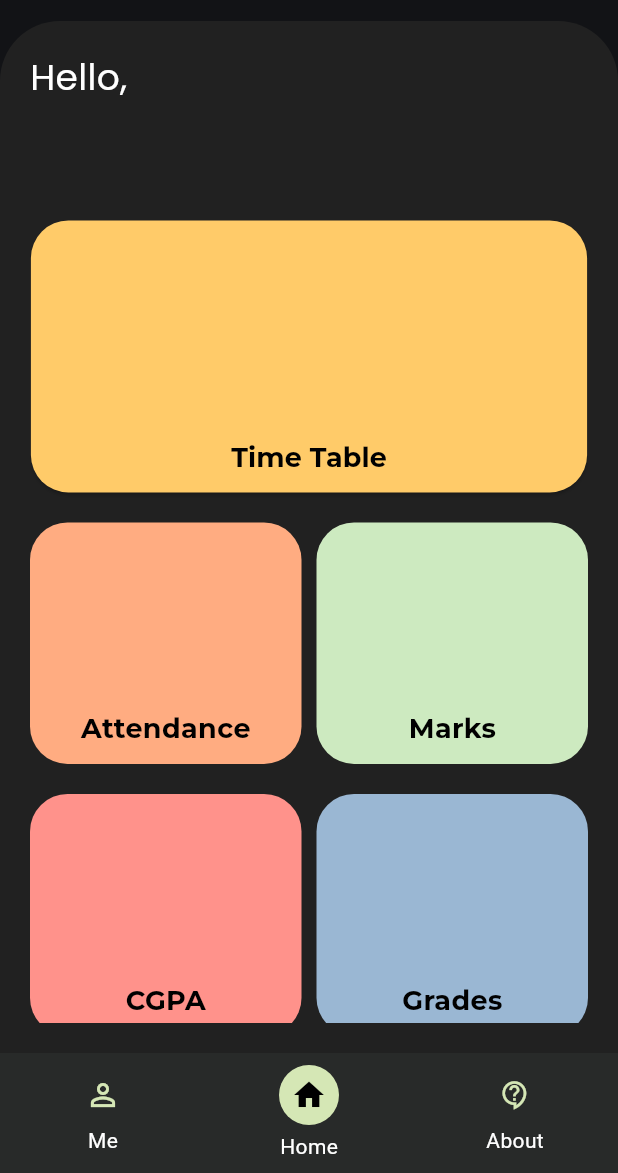
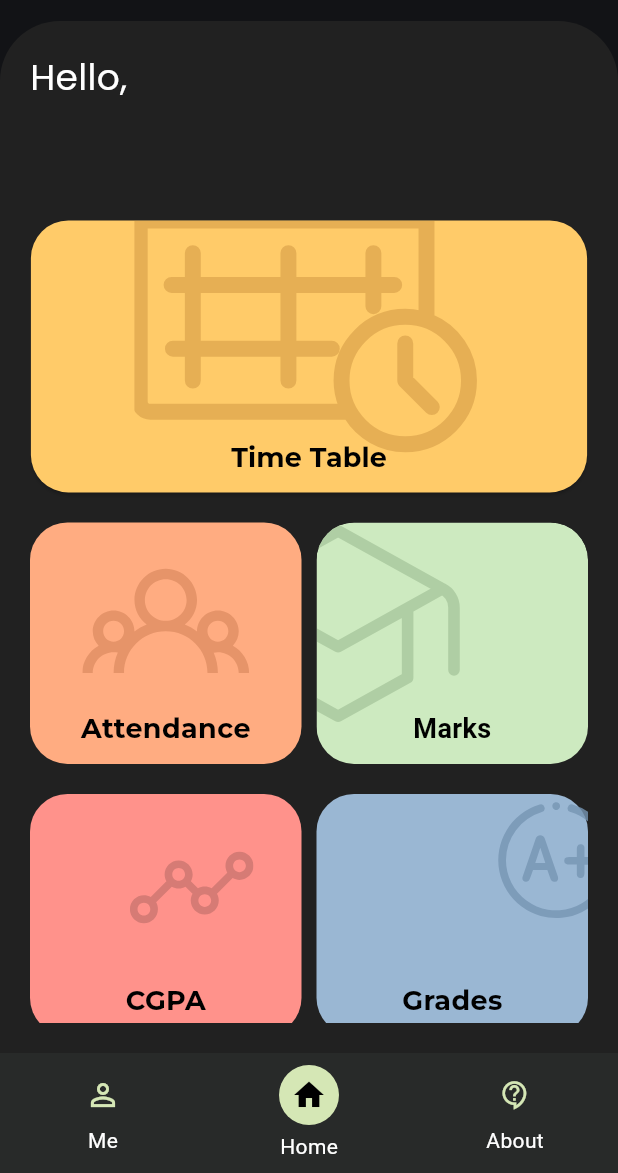
Before and after one commit to DK10WS/SLCM_APP, a Flutter app: the HomePage screen opened directly with empty values, on a phone screen of 412 x 824 dp, the part 63-1236 px from its top. Run offline on Flutter 3.47's test engine with Material 3 defaults, Android fonts, the phone set to English and light mode, and no system bars; our stand-ins replace firebase_core, fl_chart, flutter_svg, shared_preferences; accounts and stored records are empty.

Commit message:
Cherrypicked new UI

```diff
--- a/lib/home_page.dart
+++ b/lib/home_page.dart
@@ -8,7 +8,7 @@ import 'package:mujslcm/timetable.dart';
 import 'package:mujslcm/cgpa.dart';
 import 'login.dart';
 import 'session_manager.dart';
-// import 'package:flutter_svg/flutter_svg.dart';
+import 'package:flutter_svg/flutter_svg.dart';
 
 String capitalizeFirstName(String fullName) {
   if (fullName.isEmpty) return fullName;
@@ -201,16 +201,16 @@ class HomeScreen extends StatelessWidget {
                   child: Stack(
                     alignment: Alignment.center,
                     children: [
-                      // Positioned(
-                      //   top: -100,
-                      //   right: 0,
-                      //   child: SvgPicture.asset(
-                      //     'assets/images/timetable-icon.svg',
-                      //     height: screenWidth * 0.60,
-                      //     width: screenWidth * 0.10,
-                      //     color: const Color(0xFF232531),
-                      //   ),
-                      // ),
+                      Positioned(
+                        top: -70,
+                        left: 45,
+                        child: SvgPicture.asset(
+                          'assets/svg/timetable.svg',
+                          height: screenWidth * 1.15,
+                          width: screenWidth * 1.1,
+                          color: const Color(0xFFE0A84F).withOpacity(0.8),
+                        ),
+                      ),
                       const Positioned(
                         bottom: 10,
                         child: Text(
@@ -260,16 +260,13 @@ class HomeScreen extends StatelessWidget {
         child: Stack(
           alignment: Alignment.center,
           children: [
-            // Positioned(
-            //   top: -31,
-            //   left: -10,
-            //   child: SvgPicture.asset(
-            //     'assets/images/attendance.svg',
-            //     height: screenWidth * 0.35,
-            //     width: screenWidth * 0.6,
-            //     color: const Color(0xFF232531),
-            //   ),
-            // ),
+            Positioned(
+              top: 10,
+              child: SvgPicture.asset('assets/svg/people.svg',
+                  height: screenWidth * 0.27,
+                  width: screenWidth * 0.5,
+                  color: const Color(0xFFE08E63).withOpacity(0.8)),
+            ),
             const Positioned(
               bottom: 10,
               child: Text(
@@ -290,6 +287,9 @@ class HomeScreen extends StatelessWidget {
   Widget _marksCard(BuildContext context, double screenWidth) {
     return InkWell(
       onTap: () => _navigateTo(context, Marks(newCookies: newCookies)),
+      child: ClipRRect(
+        // Ensures border radius applies to children too
+        borderRadius: BorderRadius.circular(25),
         child: Container(
           height: screenWidth * 0.6,
           width: screenWidth * 0.9,
@@ -301,15 +301,16 @@ class HomeScreen extends StatelessWidget {
           child: Stack(
             alignment: Alignment.center,
             children: [
-            // Positioned(
-            //   top: 0,
-            //   child: SvgPicture.asset(
-            //     'assets/images/marks.svg',
-            //     height: screenWidth * 0.29,
-            //     width: screenWidth * 0.6,
-            //     color: const Color(0xFF232531),
-            //   ),
-            // ),
+              Positioned(
+                top: -33,
+                right: 43,
+                child: SvgPicture.asset(
+                  'assets/svg/cap.svg',
+                  height: screenWidth * 0.45,
+                  width: screenWidth * 0.6,
+                  color: const Color(0xFFA8C79D).withOpacity(0.8),
+                ),
+              ),
               const Positioned(
                 bottom: 10,
                 child: Text(
@@ -317,11 +318,13 @@ class HomeScreen extends StatelessWidget {
                   style: TextStyle(
                     fontSize: 18,
                     color: Colors.black,
-                  fontFamily: "Monserat",
+                    fontFamily: "Roboto",
+                    fontWeight: FontWeight.bold,
                   ),
                 ),
               ),
             ],
+          ),
         ),
       ),
     );
@@ -341,15 +344,16 @@ class HomeScreen extends StatelessWidget {
         child: Stack(
           alignment: Alignment.center,
           children: [
-            // Positioned(
-            //   top: -4,
-            //   child: SvgPicture.asset(
-            //     'assets/images/CGPA.svg',
-            //     height: screenWidth * 0.3,
-            //     width: screenWidth * 0.2,
-            //     color: const Color(0xFF232531),
-            //   ),
-            // ),
+            Positioned(
+              top: -20,
+              right: 32,
+              child: SvgPicture.asset(
+                'assets/svg/graph.svg',
+                height: screenWidth * 0.4,
+                width: screenWidth * 0.2,
+                color: const Color(0xFFCC756F).withOpacity(0.8),
+              ),
+            ),
             const Positioned(
               bottom: 10,
               child: Text(
@@ -381,16 +385,16 @@ class HomeScreen extends StatelessWidget {
         child: Stack(
           alignment: Alignment.center,
           children: [
-            // Positioned(
-            //   top: -30,
-            //   right: -20,
-            //   child: SvgPicture.asset(
-            //     'assets/images/grades.svg',
-            //     height: screenWidth * 0.36,
-            //     width: screenWidth * 0.2,
-            //     color: const Color(0xFF232531),
-            //   ),
-            // ),
+            Positioned(
+              top: -30,
+              right: -20,
+              child: SvgPicture.asset(
+                'assets/images/grades.svg',
+                height: screenWidth * 0.36,
+                width: screenWidth * 0.2,
+                color: const Color(0xFF7695B3).withOpacity(0.8),
+              ),
+            ),
             const Positioned(
               bottom: 10,
               child: Text(
--- a/pubspec.yaml
+++ b/pubspec.yaml
@@ -58,6 +58,10 @@ flutter:
     - assets/images/attendance.svg
     - assets/images/CGPA.svg
     - assets/images/marks.svg
+    - assets/svg/timetable.svg
+    - assets/svg/people.svg
+    - assets/svg/cap.svg
+    - assets/svg/graph.svg
 
   fonts:
     - family: poppins
```
Also changed, not shown: assets/svg/cap.svg (added), assets/svg/graph.svg (added), assets/svg/people.svg (added), assets/svg/timetable.svg (added), pubspec.lock, 7 other files. Lines whose indentation alone changed are shown as unchanged.
